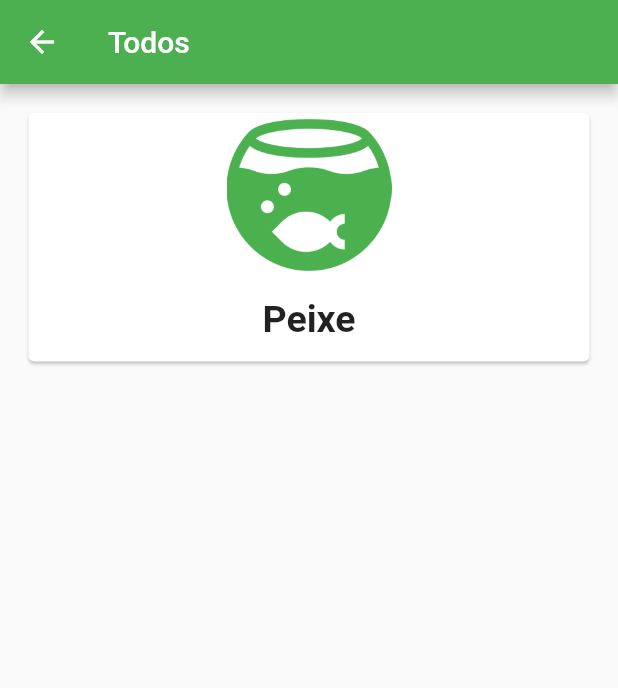
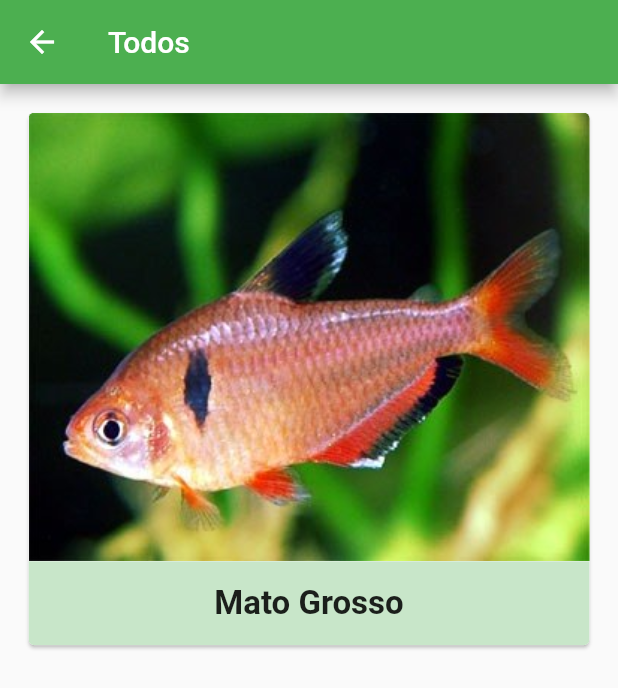
Before and after one commit to lucasoliveirasouza/aquarinfo, a Flutter app: the FreshwaterFishFilterView screen opened directly, on a phone screen of 412 x 824 dp. Shown: the top 688 px of the screen. Run offline on Flutter 3.47's test engine with Material 2 defaults, Android fonts, the phone set to English and light mode, and no system bars; our stand-ins replace cloud_firestore, firebase_auth, firebase_core; accounts and stored records are empty.

```diff
--- a/lib/view/freshwater_fish/filter/freshwater_fish_filter_view.dart
+++ b/lib/view/freshwater_fish/filter/freshwater_fish_filter_view.dart
@@ -27,20 +27,23 @@ class _FreshwaterFishFilterViewState extends State<FreshwaterFishFilterView> {
                 children: [
 
                   SizedBox(
-                    width: 110,
-                    height: 110,
-                    child: Image.asset("assets/fishlogin.png"),
+
+                    child: Image.asset("assets/images/matogrosso.png"),
                   ),
-                  ListTile(
-                    title: Text(
-                      'Peixe',
-                      textAlign: TextAlign.center,
-                      style: TextStyle(
-                        fontSize: 25,
-                        fontWeight: FontWeight.bold,
+                  Container(
+                    color: Colors.green.shade100,
+                    child: ListTile(
+                      title: Text(
+                        'Mato Grosso',
+                        textAlign: TextAlign.center,
+                        style: TextStyle(
+                          fontSize: 22,
+                          fontWeight: FontWeight.bold,
+                        ),
                       ),
                     ),
-                  ),
+                  )
+
                 ],
               ),
             ),
```
Also changed, not shown: assets/images/matogrosso.png (added).
